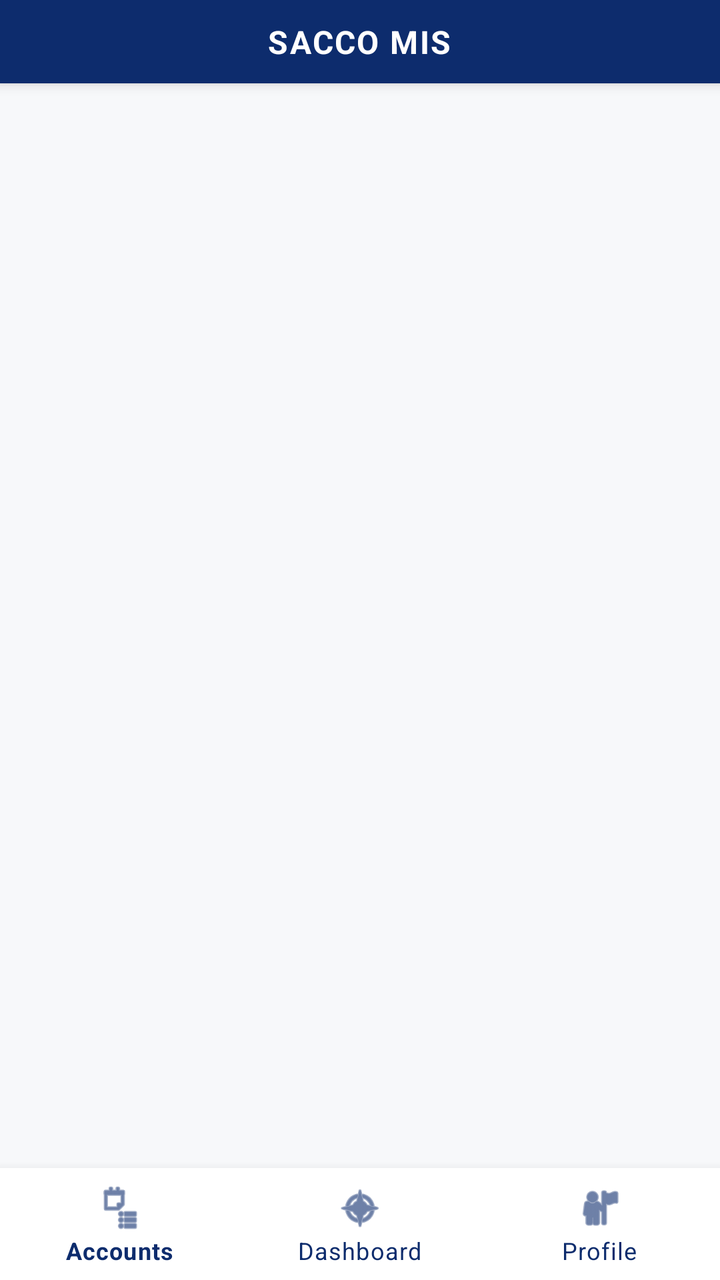
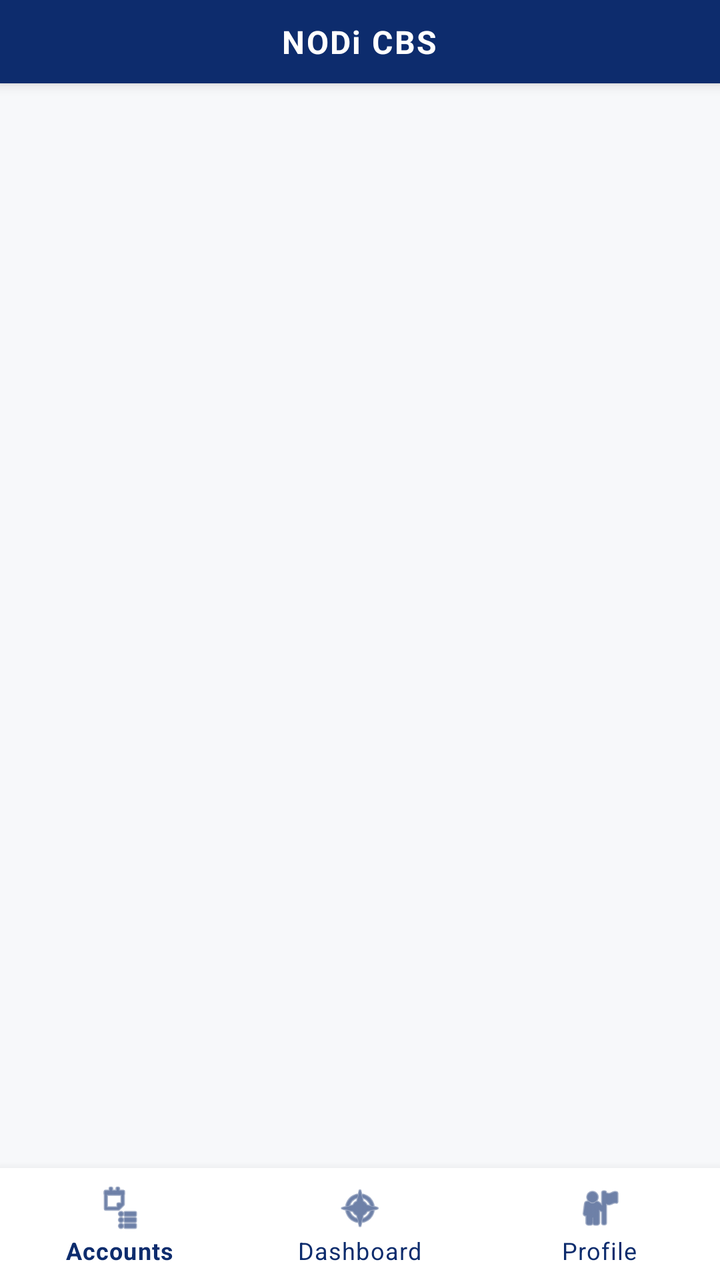

Before-and-after screenshots of an Android layout around one commit, followed by the original layout XML and the change that was made.
<!-- AndroidManifest.xml: application theme Theme.SaccoApp -->
<!-- res/layout/activity_main.xml -->
<?xml version="1.0" encoding="utf-8"?>
<LinearLayout xmlns:android="http://schemas.android.com/apk/res/android"
    xmlns:app="http://schemas.android.com/apk/res-auto"
    android:layout_width="match_parent"
    android:layout_height="match_parent"
    android:orientation="vertical">

    
    <LinearLayout
        android:id="@+id/companyHeader"
        android:layout_width="match_parent"
        android:layout_height="wrap_content"
        android:background="@color/primary"
        android:orientation="horizontal"
        android:gravity="center"
        android:paddingStart="16dp"
        android:paddingEnd="16dp"
        android:paddingTop="10dp"
        android:paddingBottom="10dp"
        android:elevation="4dp">

        <TextView
            android:id="@+id/tvCompanyHeader"
            android:layout_width="wrap_content"
            android:layout_height="wrap_content"
            android:text="SACCO MIS"
            android:textColor="@color/white"
            android:textSize="16sp"
            android:textStyle="bold"
            android:maxLines="1"
            android:ellipsize="end"
            android:gravity="center"
            android:letterSpacing="0.05" />
    </LinearLayout>

    <FrameLayout
        android:id="@+id/fragmentContainer"
        android:layout_width="match_parent"
        android:layout_height="0dp"
        android:layout_weight="1" />

    <com.google.android.material.bottomnavigation.BottomNavigationView
        android:id="@+id/bottomNav"
        android:layout_width="match_parent"
        android:layout_height="wrap_content"
        android:background="@color/white"
        app:menu="@menu/bottom_nav_menu"
        app:itemIconTint="@color/primary"
        app:itemTextColor="@color/primary"
        app:labelVisibilityMode="labeled"
        app:elevation="8dp" />

</LinearLayout>
<!-- resources referenced by this layout -->
<resources>
  <color name="primary">#0D2C6D</color>
  <color name="white">#FFFFFF</color>
  <color name="primary_dark">#091E4A</color>
  <color name="accent">#D01B22</color>
  <color name="background">#F7F8FA</color>
  <color name="text_primary">#0F172A</color>
  <color name="text_secondary">#475569</color>
  <style name="SaccoTextInput" parent="Widget.MaterialComponents.TextInputLayout.OutlinedBox">
          <item name="boxStrokeColor">@color/input_outline</item>
          <item name="boxStrokeWidth">1.5dp</item>
          <item name="boxStrokeWidthFocused">2dp</item>
          <item name="hintTextColor">@color/primary</item>
          <item name="android:textColorHint">@color/text_secondary</item>
          <item name="android:editTextColor">@color/black</item>
          <item name="boxBackgroundColor">@color/input_fill</item>
      </style>
  <style name="SaccoEditText" parent="@android:style/Widget.EditText">
          <item name="android:textColor">@color/black</item>
          <item name="android:textColorHint">@color/text_secondary</item>
          <item name="android:textSize">15sp</item>
      </style>
  <style name="SaccoButton" parent="Widget.MaterialComponents.Button">
          <item name="backgroundTint">@color/primary</item>
          <item name="android:textColor">@color/white</item>
          <item name="android:textAllCaps">false</item>
          <item name="android:textSize">15sp</item>
          <item name="cornerRadius">12dp</item>
      </style>
  <style name="SaccoSpinner" parent="Widget.AppCompat.Spinner">
          <item name="android:popupBackground">@color/white</item>
          <item name="android:textColor">@color/text_primary</item>
      </style>
  <style name="SaccoDialogTheme" parent="ThemeOverlay.MaterialComponents.MaterialAlertDialog">
          <item name="colorSurface">@color/white</item>
          <item name="colorOnSurface">@color/text_primary</item>
          <item name="android:background">@color/white</item>
          <item name="android:textColorPrimary">@color/text_primary</item>
          <item name="android:textColorSecondary">@color/text_secondary</item>
          <item name="materialAlertDialogTitleTextStyle">@style/SaccoDialogTitle</item>
          <item name="buttonBarPositiveButtonStyle">@style/SaccoDialogButton</item>
          <item name="buttonBarNegativeButtonStyle">@style/SaccoDialogButton</item>
          <item name="buttonBarNeutralButtonStyle">@style/SaccoDialogButton</item>
      </style>
  <style name="SaccoDropDownItem" parent="Widget.AppCompat.DropDownItem.Spinner">
          <item name="android:textColor">@color/text_primary</item>
      </style>
  <color name="black">#000000</color>
  <color name="input_fill">#F1F5F9</color>
  <style name="SaccoDialogTitle" parent="MaterialAlertDialog.MaterialComponents.Title.Text">
          <item name="android:textColor">@color/text_primary</item>
          <item name="android:textStyle">bold</item>
      </style>
  <style name="SaccoDialogButton" parent="Widget.MaterialComponents.Button.TextButton.Dialog">
          <item name="android:textColor">@color/primary</item>
      </style>
  <!-- unchanged entries left out for length: 1 -->
</resources>

<!-- the commit's change to res/layout/activity_main.xml (unified diff, before → after) -->
@@ -23,7 +23,7 @@
             android:id="@+id/tvCompanyHeader"
             android:layout_width="wrap_content"
             android:layout_height="wrap_content"
-            android:text="SACCO MIS"
+            android:text="NODi CBS"
             android:textColor="@color/white"
             android:textSize="16sp"
             android:textStyle="bold"
